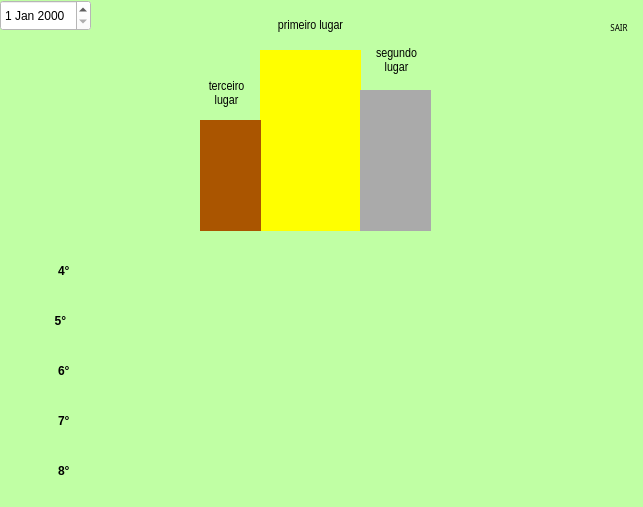
The window that ui/ranking_window.ui (vivif001/nexus-ifpe) describes before a commit, drawn with Qt 5.
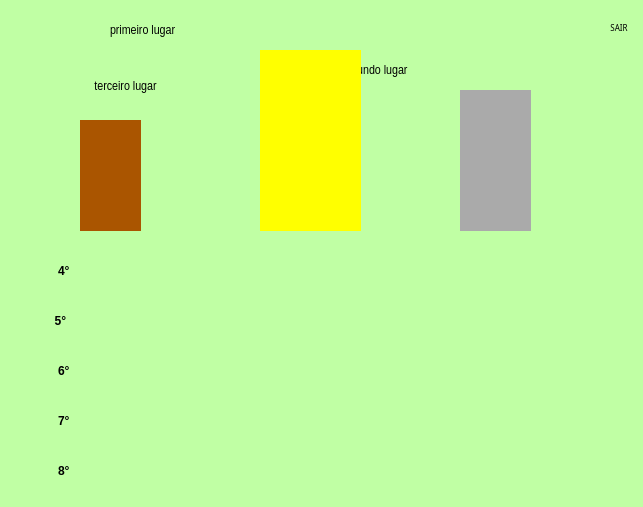
The same window after the commit. Icons and pictures are not drawn.

Commit message: Lógica de Ranking +mocks de usuários

```diff
--- a/ui/ranking_window.ui
+++ b/ui/ranking_window.ui
@@ -1,7 +1,7 @@
 <?xml version="1.0" encoding="UTF-8"?>
 <ui version="4.0">
- <class>MainWindow</class>
- <widget class="QMainWindow" name="MainWindow">
+ <class>RankingWindow</class>
+ <widget class="QMainWindow" name="RankingWindow">
   <property name="geometry">
    <rect>
     <x>0</x>
@@ -11,7 +11,7 @@
    </rect>
   </property>
   <property name="windowTitle">
-   <string>MainWindow</string>
+   <string>Ranking</string>
   </property>
   <property name="styleSheet">
    <string notr="true">background-color: rgb(192, 255, 164);</string>
@@ -36,7 +36,7 @@
    <widget class="QLabel" name="label_bronze">
     <property name="geometry">
      <rect>
-      <x>200</x>
+      <x>80</x>
       <y>120</y>
       <width>61</width>
       <height>111</height>
@@ -52,7 +52,7 @@
    <widget class="QLabel" name="label_silver">
     <property name="geometry">
      <rect>
-      <x>360</x>
+      <x>460</x>
       <y>90</y>
       <width>71</width>
       <height>141</height>
@@ -144,7 +144,7 @@
    <widget class="QLabel" name="silver_medal">
     <property name="geometry">
      <rect>
-      <x>370</x>
+      <x>470</x>
       <y>80</y>
       <width>61</width>
       <height>71</height>
@@ -172,7 +172,7 @@
    <widget class="QLabel" name="bronze_medal">
     <property name="geometry">
      <rect>
-      <x>210</x>
+      <x>90</x>
       <y>120</y>
       <width>41</width>
       <height>51</height>
@@ -228,10 +228,10 @@
    <widget class="QLabel" name="labelName_position1">
     <property name="geometry">
      <rect>
-      <x>260</x>
+      <x>110</x>
       <y>10</y>
-      <width>101</width>
-      <height>31</height>
+      <width>411</width>
+      <height>41</height>
      </rect>
     </property>
     <property name="font">
@@ -264,7 +264,7 @@
      <string>primeiro lugar</string>
     </property>
     <property name="alignment">
-     <set>Qt::AlignCenter</set>
+     <set>Qt::AlignLeading|Qt::AlignLeft|Qt::AlignVCenter</set>
     </property>
     <property name="wordWrap">
      <bool>true</bool>
@@ -273,9 +273,9 @@
    <widget class="QLabel" name="labelName_position2">
     <property name="geometry">
      <rect>
-      <x>366</x>
-      <y>40</y>
-      <width>61</width>
+      <x>340</x>
+      <y>50</y>
+      <width>351</width>
       <height>41</height>
      </rect>
     </property>
@@ -303,7 +303,7 @@
      <string>segundo lugar</string>
     </property>
     <property name="alignment">
-     <set>Qt::AlignCenter</set>
+     <set>Qt::AlignLeading|Qt::AlignLeft|Qt::AlignVCenter</set>
     </property>
     <property name="wordWrap">
      <bool>true</bool>
@@ -312,9 +312,9 @@
    <widget class="QLabel" name="labelName_position3">
     <property name="geometry">
      <rect>
-      <x>196</x>
+      <x>0</x>
       <y>80</y>
-      <width>61</width>
+      <width>251</width>
       <height>41</height>
      </rect>
     </property>
@@ -348,19 +348,6 @@
      <bool>true</bool>
     </property>
    </widget>
-   <widget class="QDateEdit" name="dateEdit">
-    <property name="geometry">
-     <rect>
-      <x>0</x>
-      <y>0</y>
-      <width>91</width>
-      <height>31</height>
-     </rect>
-    </property>
-    <property name="styleSheet">
-     <string notr="true">background-color: rgb(255, 255, 255);</string>
-    </property>
-   </widget>
    <widget class="QLabel" name="label_exit">
     <property name="geometry">
      <rect>
@@ -564,20 +551,14 @@
      <string/>
     </property>
    </widget>
-   <zorder>label_gold</zorder>
    <zorder>labelName_Position4</zorder>
-   <zorder>label_bronze</zorder>
-   <zorder>label_silver</zorder>
    <zorder>labelName_Position5</zorder>
    <zorder>labelName_Position6</zorder>
    <zorder>labelName_Position7</zorder>
    <zorder>labelName_Position8</zorder>
-   <zorder>silver_medal</zorder>
-   <zorder>bronze_medal</zorder>
    <zorder>labelName_position1</zorder>
    <zorder>labelName_position2</zorder>
    <zorder>labelName_position3</zorder>
-   <zorder>dateEdit</zorder>
    <zorder>label_exit</zorder>
    <zorder>button_Exit</zorder>
    <zorder>label_position4</zorder>
@@ -585,6 +566,11 @@
    <zorder>label_position7_2</zorder>
    <zorder>label_position7</zorder>
    <zorder>label_position8</zorder>
+   <zorder>label_gold</zorder>
+   <zorder>label_silver</zorder>
+   <zorder>label_bronze</zorder>
+   <zorder>silver_medal</zorder>
+   <zorder>bronze_medal</zorder>
    <zorder>gold_medal</zorder>
   </widget>
  </widget>
```
The commit also changes 5 other files.
